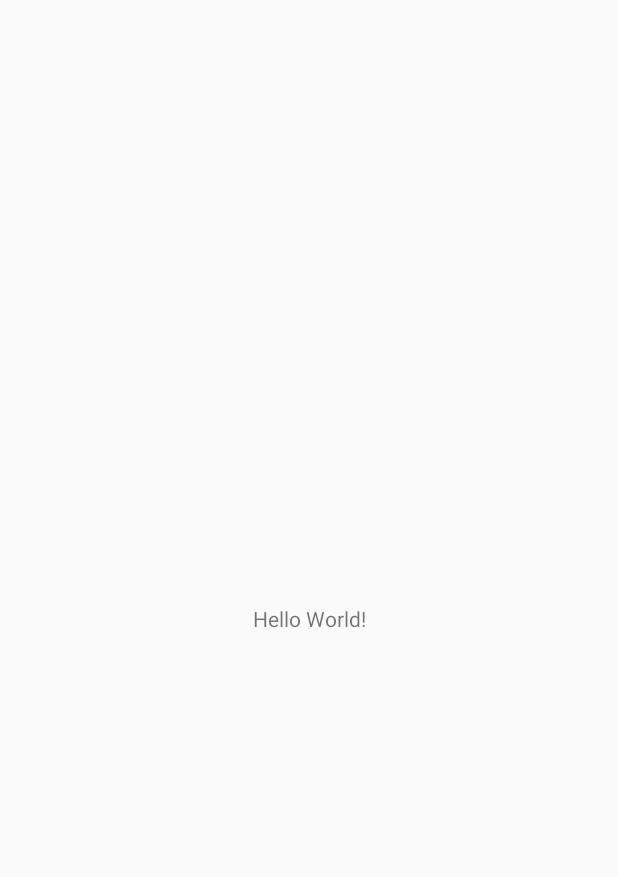
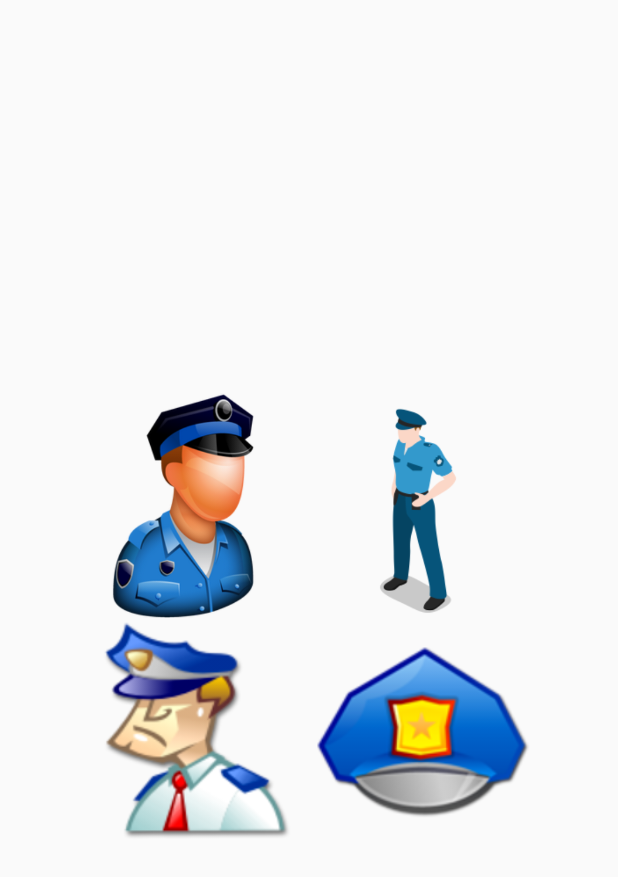
Before and after one commit to pud1234/EmerCall, an Android app: the screen it shows after launch (MainActivity), on a phone screen of 412 x 824 dp. Before the commit the part shown is almost empty. Shown: the top 877 px of the screen. Run offline under Robolectric (Android 15) with nearby library versions, the phone set to English and light mode, and no system bars.

```diff
--- a/app/src/main/java/pud/snru/ac/th/emercall/MainActivity.java
+++ b/app/src/main/java/pud/snru/ac/th/emercall/MainActivity.java
@@ -2,6 +2,8 @@ package pud.snru.ac.th.emercall;
 
 import android.support.v7.app.AppCompatActivity;
 import android.os.Bundle;
+
+import pud.snru.ac.th.emercall.fragment.MainFragment;
 
 public class MainActivity extends AppCompatActivity {
 
@@ -9,5 +11,16 @@ public class MainActivity extends AppCompatActivity {
     protected void onCreate(Bundle savedInstanceState) {
         super.onCreate(savedInstanceState);
         setContentView(R.layout.activity_main);
-    }
-}
+
+ //        Add Fragment
+        if (savedInstanceState == null) {
+
+         getSupportFragmentManager().beginTransaction()
+                 .add(R.id.comteMainFragment, new MainFragment()).commit();
+
+        }
+
+
+    } // Main Method
+
+} // Main Class
--- a/app/src/main/res/layout/activity_main.xml
+++ b/app/src/main/res/layout/activity_main.xml
@@ -6,13 +6,9 @@
     android:layout_height="match_parent"
     tools:context="pud.snru.ac.th.emercall.MainActivity">
 
-    <TextView
-        android:layout_width="wrap_content"
-        android:layout_height="wrap_content"
-        android:text="Hello World!"
-        app:layout_constraintBottom_toBottomOf="parent"
-        app:layout_constraintLeft_toLeftOf="parent"
-        app:layout_constraintRight_toRightOf="parent"
-        app:layout_constraintTop_toTopOf="parent" />
+    <FrameLayout
+        android:id="@+id/comteMainFragment"
+        android:layout_width="match_parent"
+        android:layout_height="match_parent"/>
 
 </android.support.constraint.ConstraintLayout>
```
